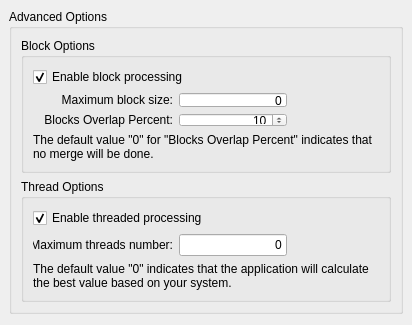
This is src/terralib/qt/widgets/rp/ui/SegmenterAdvancedOptionsWizardPageForm.ui in claudiobogossian/terralib5 as Qt 5 draws it before an edit. The edited form follows.
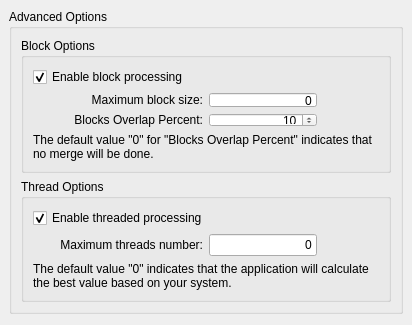
This is the edited form.

Commit message: interface layout fixed, refs #861

The edit to the form file:
```diff
--- a/src/terralib/qt/widgets/rp/ui/SegmenterAdvancedOptionsWizardPageForm.ui
+++ b/src/terralib/qt/widgets/rp/ui/SegmenterAdvancedOptionsWizardPageForm.ui
@@ -65,16 +65,10 @@
                     <widget class="QLabel" name="inputDataSetLabel_4">
                      <property name="minimumSize">
                       <size>
-                       <width>140</width>
+                       <width>170</width>
                        <height>0</height>
                       </size>
                      </property>
-                     <property name="maximumSize">
-                      <size>
-                       <width>140</width>
-                       <height>16777215</height>
-                      </size>
-                     </property>
                      <property name="text">
                       <string>Maximum block size:</string>
                      </property>
@@ -110,16 +104,10 @@
                     <widget class="QLabel" name="label_3">
                      <property name="minimumSize">
                       <size>
-                       <width>140</width>
+                       <width>170</width>
                        <height>0</height>
                       </size>
                      </property>
-                     <property name="maximumSize">
-                      <size>
-                       <width>140</width>
-                       <height>16777215</height>
-                      </size>
-                     </property>
                      <property name="text">
                       <string>Blocks Overlap Percent:</string>
                      </property>
@@ -207,16 +195,10 @@
                   <widget class="QLabel" name="inputDataSetLabel_5">
                    <property name="minimumSize">
                     <size>
-                     <width>140</width>
+                     <width>170</width>
                      <height>0</height>
                     </size>
                    </property>
-                   <property name="maximumSize">
-                    <size>
-                     <width>140</width>
-                     <height>16777215</height>
-                    </size>
-                   </property>
                    <property name="text">
                     <string>Maximum threads number:</string>
                    </property>
```
The commit also changes 1 other file.
